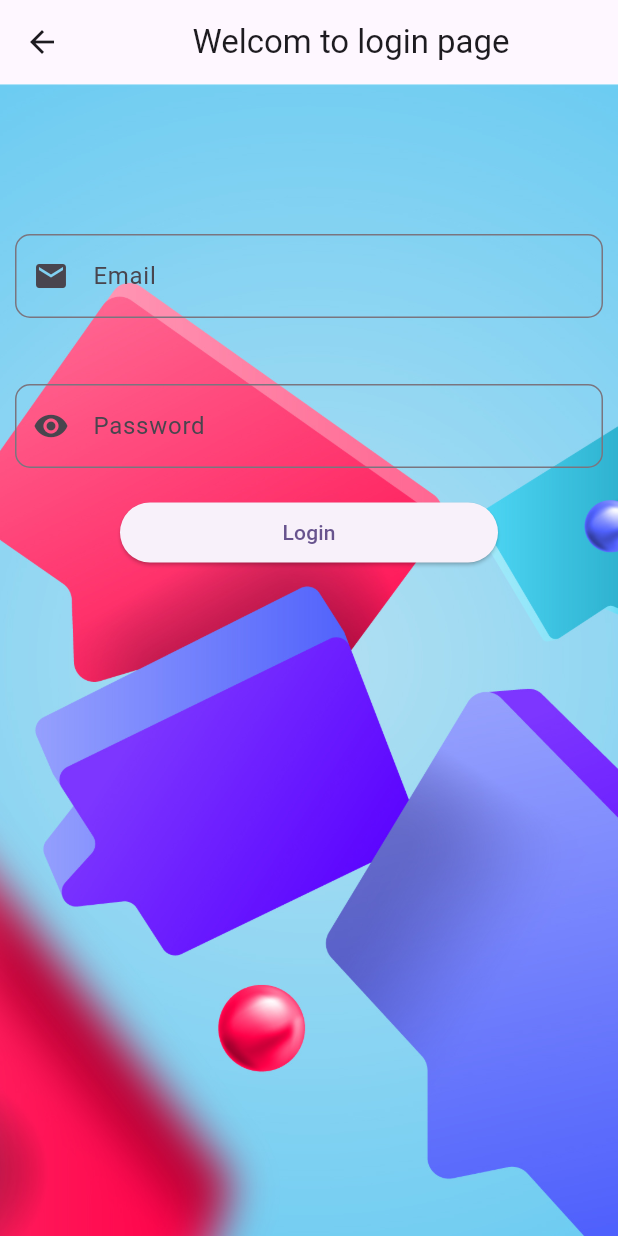
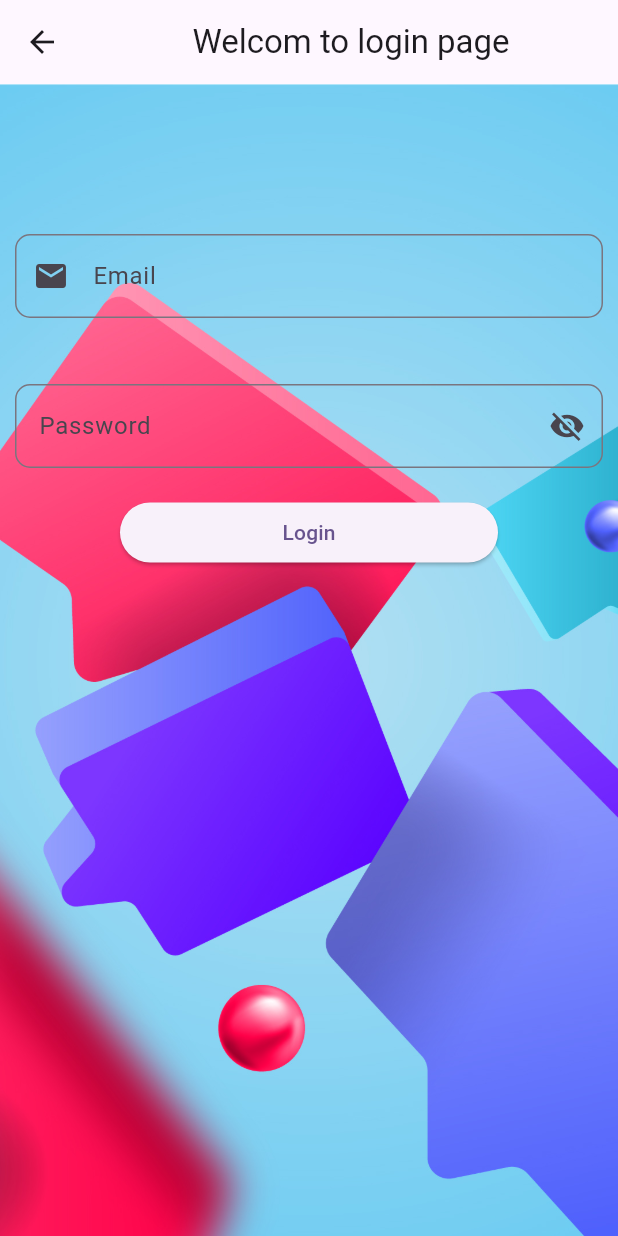
Before and after one commit to sanlinnhtun/flutter-chat, a Flutter app: the screen it shows after launch, after a tap on "Login", on a phone screen of 412 x 824 dp. Run offline on Flutter 3.47's test engine with Material 2 defaults, Android fonts, the phone set to English and light mode, and no system bars; our stand-ins replace cloud_firestore, firebase_auth, firebase_core; accounts and stored records are empty; network calls fail.

Commit message:
password hide and showe

```diff
--- a/lib/screen/chat.dart
+++ b/lib/screen/chat.dart
@@ -62,7 +62,7 @@ class _ChattingPageState extends State<ChattingPage> {
       body: Column(
         children: [
           StreamBuilder(
-            stream: firestore.collection('gameroom').orderBy('timestamp', descending: true).snapshots(),
+            stream: firestore.collection('gameroom').orderBy('timeStemp', descending: true).snapshots(),
             builder: (context, snapshot) {
               List<Widget> messageList = [];
               if (snapshot.hasData) {
@@ -119,7 +119,7 @@ class _ChattingPageState extends State<ChattingPage> {
                             {
                               "sender": currentUser!.email,
                               "message": msg.text,
-                              "timestamp": FieldValue.serverTimestamp(),
+                              "timeStemp": FieldValue.serverTimestamp(),
                             },
                           );
                           msg.clear();
--- a/lib/screen/login.dart
+++ b/lib/screen/login.dart
@@ -14,11 +14,13 @@ class _LoginPageState extends State<LoginPage> {
   TextEditingController email = TextEditingController();
   TextEditingController pass = TextEditingController();
   bool isLoading = true;
+  bool _passwordVisible = false;
+
   @override
   Widget build(BuildContext context) {
     return Scaffold(
       appBar: AppBar(
-        title: Center(
+        title: const Center(
           child: Text("Welcom to login page"),
         ),
       ),
@@ -51,14 +53,24 @@ class _LoginPageState extends State<LoginPage> {
             right: 10,
             child: TextField(
               controller: pass,
-              decoration: const InputDecoration(
+              decoration: InputDecoration(
                 labelText: 'Password',
                 hintText: 'Enter your password',
-                prefixIcon: Icon(Icons.remove_red_eye_sharp),
-                border: OutlineInputBorder(
+                suffixIcon: GestureDetector(
+                  onTap: () {
+                    setState(() {
+                      _passwordVisible = !_passwordVisible;
+                    });
+                  },
+                  child: Icon(_passwordVisible
+                      ? Icons.visibility
+                      : Icons.visibility_off),
+                ),
+                border: const OutlineInputBorder(
                   borderRadius: BorderRadius.all(Radius.circular(10.0)),
                 ),
               ),
+              obscureText: _passwordVisible,
             ),
           ),
           Positioned(
@@ -70,6 +82,7 @@ class _LoginPageState extends State<LoginPage> {
                     try {
                       setState(() {
                         isLoading = false;
+                        _passwordVisible = !_passwordVisible;
                       });
                       UserCredential newUser = await FirebaseAuth.instance
                           .signInWithEmailAndPassword(
@@ -78,6 +91,7 @@ class _LoginPageState extends State<LoginPage> {
                       );
                       final user = newUser.user;
                       await user!.sendEmailVerification();
+                      // ignore: use_build_context_synchronously
                       Navigator.pushReplacement(
                         context,
                         MaterialPageRoute(
@@ -85,15 +99,15 @@ class _LoginPageState extends State<LoginPage> {
                       );
                     } on FirebaseAuthException catch (e) {
                       if (e.code == 'weak-password') {
-                        print('The password provided is too weak.');
+                        debugPrint('The password provided is too weak.');
                       } else if (e.code == 'email-already-in-use') {
-                        print('The account already exists for that email.');
+                        debugPrint('The account already exists for that email.');
                       }
                     } catch (e) {
                       print(e);
                     }
                   },
-                  child: Text('Login')))
+                  child: const Text('Login')))
         ],
       ),
     );
```
Also changed, not shown: lib/screen/register.dart (+17 -4 lines).
